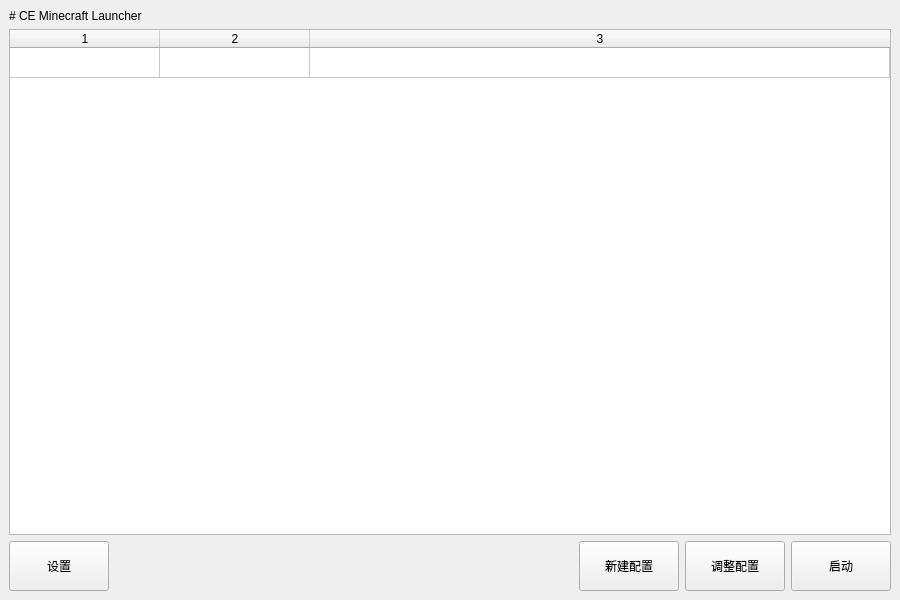
First picture: the form in res/CEMCL.ui, repository constant-e/CEMCL, before the edit.
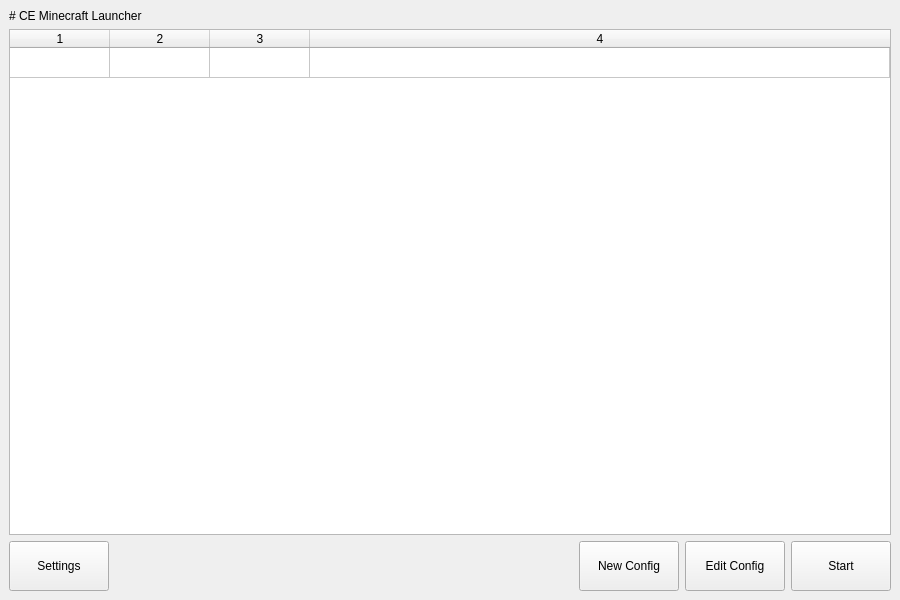
Second picture: the form after the edit.

```diff
--- a/res/CEMCL.ui
+++ b/res/CEMCL.ui
@@ -32,7 +32,7 @@
          </size>
         </property>
         <property name="text">
-         <string>设置</string>
+         <string>Settings</string>
         </property>
        </widget>
       </item>
@@ -67,7 +67,7 @@
          </size>
         </property>
         <property name="text">
-         <string>新建配置</string>
+         <string>New Config</string>
         </property>
        </widget>
       </item>
@@ -86,7 +86,7 @@
          </size>
         </property>
         <property name="text">
-         <string>调整配置</string>
+         <string>Edit Config</string>
         </property>
        </widget>
       </item>
@@ -105,7 +105,7 @@
          </size>
         </property>
         <property name="text">
-         <string>启动</string>
+         <string>Start</string>
         </property>
        </widget>
       </item>
@@ -142,14 +142,8 @@
        <number>1</number>
       </property>
       <property name="columnCount">
-       <number>3</number>
+       <number>4</number>
       </property>
-      <attribute name="horizontalHeaderMinimumSectionSize">
-       <number>50</number>
-      </attribute>
-      <attribute name="horizontalHeaderDefaultSectionSize">
-       <number>150</number>
-      </attribute>
       <attribute name="horizontalHeaderStretchLastSection">
        <bool>true</bool>
       </attribute>
@@ -160,6 +154,7 @@
       <column/>
       <column/>
       <column/>
+      <column/>
      </widget>
     </item>
    </layout>
```
